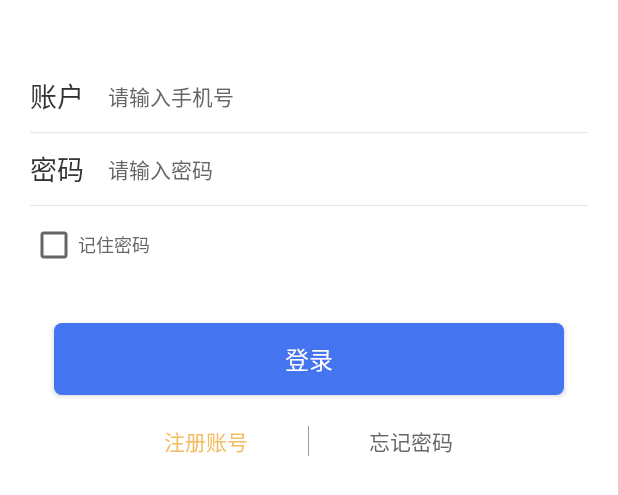
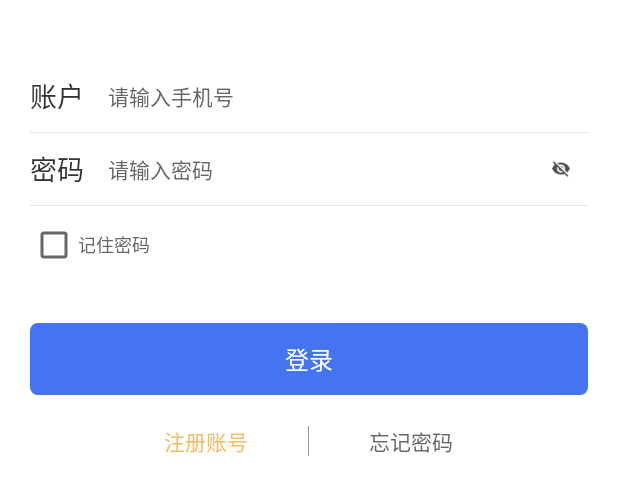
Before and after one commit to GoddessSun/tour, an Android app: the layout activity_login.xml on its own in the app's theme, with its tools: preview values and no code run, on a phone screen of 412 x 824 dp. Shown: the top 495 px of the screen. Run offline under Robolectric (Android 15) with nearby library versions, the phone set to English and light mode, and no system bars.

Commit message:
登录页面

```diff
--- a/app/src/main/res/layout/activity_login.xml
+++ b/app/src/main/res/layout/activity_login.xml
@@ -32,8 +32,8 @@
             android:background="@color/white"
             android:hint="请输入手机号"
             android:inputType="phone"
+            android:maxLength="11"
             android:paddingLeft="16dp"
-            android:maxLength="11"
             android:textColor="@color/text_color333"
             android:textColorHint="@color/text_color666"
             android:textCursorDrawable="@null"
@@ -67,11 +67,20 @@
             android:background="@color/white"
             android:hint="请输入密码"
             android:inputType="textPassword"
+            android:maxLength="19"
             android:paddingLeft="16dp"
             android:textColor="@color/text_color333"
             android:textColorHint="@color/text_color666"
             android:textCursorDrawable="@null"
             android:textSize="@dimen/title_small_txt_size" />
+
+        <ImageView
+            android:id="@+id/image_is_can_see"
+            android:layout_width="wrap_content"
+            android:layout_height="wrap_content"
+            android:layout_gravity="center_vertical"
+            android:paddingRight="10dp"
+            android:src="@drawable/ic_no_visiable_password" />
     </LinearLayout>
 
     <View
@@ -83,22 +92,24 @@
         android:id="@+id/checkbox_remember_password"
         android:layout_width="wrap_content"
         android:layout_height="wrap_content"
+        android:layout_marginBottom="20dp"
         android:layout_marginTop="10dp"
         android:gravity="center_vertical"
         android:text="记住密码"
         android:textColor="@color/text_color666"
-        android:textSize="12sp"
-        android:layout_marginBottom="20dp"/>
+        android:textSize="12sp" />
 
     <Button
         android:id="@+id/btn_login"
         android:layout_width="match_parent"
         android:layout_height="wrap_content"
+        android:layout_marginBottom="16dp"
+        android:layout_marginTop="16dp"
         android:background="@drawable/water_ripple"
         android:text="登录"
         android:textColor="@color/white"
-        android:textSize="16sp"
-        android:layout_margin="16dp" />
+        android:textSize="16sp" />
+
     <LinearLayout
         android:layout_width="match_parent"
         android:layout_height="wrap_content"
```
Also changed, not shown: app/src/main/java/com/sun/tour/base/BaseFragment.java (+0 -29 lines), app/src/main/java/com/sun/tour/login/LoginActivity.java (+57 -0 lines), app/src/main/java/com/sun/tour/utils/MobileCheckUtil.java (added, +37 -0 lines), app/src/main/java/com/sun/tour/utils/ToastUtil.java (deleted, +0 -67 lines), app/src/main/res/layout/toast_layout.xml (+8 -3 lines), app/src/main/res/drawable-xhdpi/ic_no_visiable_password.png (added), app/src/main/res/drawable-xhdpi/ic_visiable_password.png (added).
